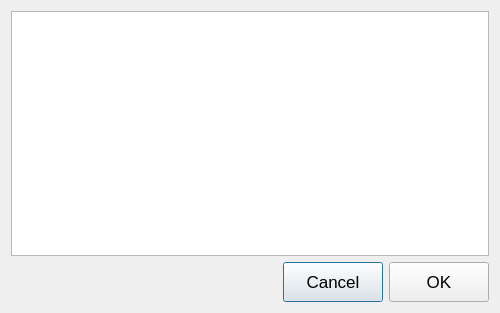
Above: Translate/readerform.ui from gagikpog/TestAndTranslate before the change. Below: the same form after it.
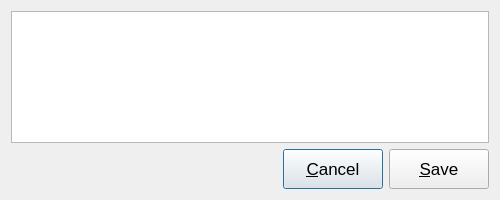
That is the form after the change.

Patch:
```diff
--- a/Translate/readerform.ui
+++ b/Translate/readerform.ui
@@ -7,13 +7,13 @@
     <x>0</x>
     <y>0</y>
     <width>500</width>
-    <height>313</height>
+    <height>200</height>
    </rect>
   </property>
   <property name="maximumSize">
    <size>
     <width>520</width>
-    <height>16777215</height>
+    <height>200</height>
    </size>
   </property>
   <property name="font">
@@ -65,7 +65,7 @@
         </size>
        </property>
        <property name="text">
-        <string>Cancel</string>
+        <string>&amp;Cancel</string>
        </property>
       </widget>
      </item>
@@ -78,7 +78,7 @@
         </size>
        </property>
        <property name="text">
-        <string>OK</string>
+        <string>&amp;Save</string>
        </property>
       </widget>
      </item>
```
